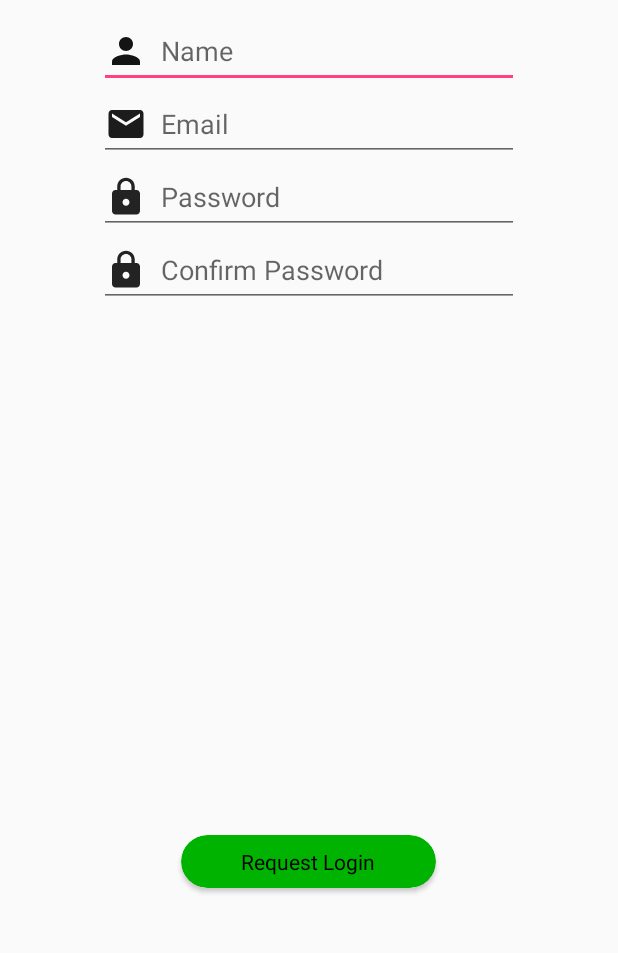
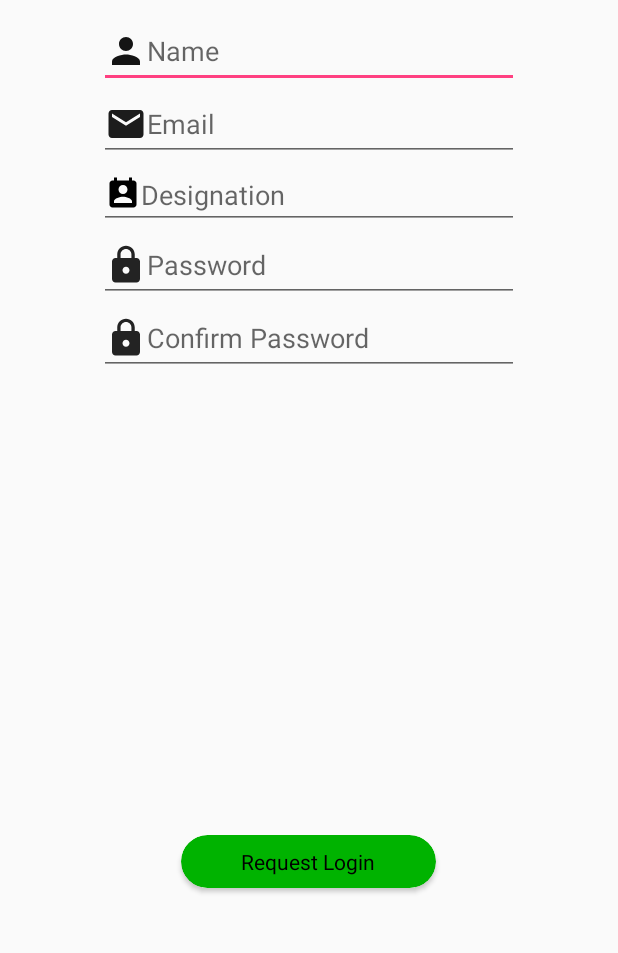
Before and after one commit to prabhatdev/TeamPhi, an Android app: the RegisterActivity screen opened directly, with no data from a screen before it, on a phone screen of 412 x 824 dp, the part 273-1226 px from its top. Run offline under Robolectric (Android 15) with nearby library versions, the phone set to English and light mode, and no system bars; our stand-ins replace Dagger/Hilt's generated code.

Commit message:
Marshmellow issue fixed

```diff
--- a/app/build.gradle
+++ b/app/build.gradle
@@ -19,7 +19,7 @@ android {
     }
     buildTypes {
         release {
-            minifyEnabled false
+            minifyEnabled true
             proguardFiles getDefaultProguardFile('proguard-android.txt'), 'proguard-rules.pro'
         }
     }
@@ -77,5 +77,5 @@ dependencies {
 }
 
 dependencies {
-    implementation 'com.android.support.constraint:constraint-layout:+'
+    implementation 'com.android.support.constraint:constraint-layout:1.1.2'
 }
--- a/app/src/main/java/com/example/prabh/teamphi/dagger/component/ActivityComponent.kt
+++ b/app/src/main/java/com/example/prabh/teamphi/dagger/component/ActivityComponent.kt
@@ -2,7 +2,11 @@ package com.example.prabh.teamphi.dagger.component
 
 import com.example.prabh.teamphi.dagger.module.ActivityModule
 import com.example.prabh.teamphi.dagger.subcomponent.MainActivityComponent
+import com.example.prabh.teamphi.dagger.subcomponent.RegisterActivityComponent
 import com.example.prabh.teamphi.dagger.submodule.MainActivityModule
+import com.example.prabh.teamphi.dagger.submodule.RegisterActivityModule
+import com.example.prabh.teamphi.mvvm.activity.RegisterActivity.RegisterActivity
+import com.example.prabh.teamphi.mvvm.activity.RegisterActivity.RegisterActivityViewModel
 import com.example.prabh.teamphi.mvvm.activity.mainactivity.MainActivityViewModel
 import com.example.prabh.teamphi.mvvm.application.TeamPhiApplication
 import dagger.Component
@@ -15,4 +19,6 @@ interface ActivityComponent{
     fun inject(target:TeamPhiApplication)
 
     fun plusMainActivityComponent(mainActivityModule: MainActivityModule) : MainActivityComponent
+
+    fun plusRegisterActivityComponent(registerActivityModule: RegisterActivityModule) : RegisterActivityComponent
 }
--- a/app/src/main/java/com/example/prabh/teamphi/dagger/module/ActivityModule.kt
+++ b/app/src/main/java/com/example/prabh/teamphi/dagger/module/ActivityModule.kt
@@ -22,4 +22,5 @@ class ActivityModule(private val teamPhiApplication: TeamPhiApplication) {
     @Singleton
     fun provideUtil(context: Context): Utils = Utils.provideUtil(context)
 
+
 }
--- /dev/null
+++ b/app/src/main/java/com/example/prabh/teamphi/dagger/submodule/RegisterActivityModule.kt
@@ -0,0 +1,22 @@
+package com.example.prabh.teamphi.dagger.submodule
+
+import android.arch.lifecycle.ViewModelProviders
+import com.example.prabh.teamphi.dagger.scope.RegisterActivityScope
+import com.example.prabh.teamphi.mvvm.activity.RegisterActivity.RegisterActivityViewModel
+import com.example.prabh.teamphi.mvvm.activity.RegisterActivity.RegisterActivityViewModelFactory
+import com.example.prabh.teamphi.mvvm.application.TeamPhiApplication
+import dagger.Module
+import dagger.Provides
+
+@Module
+class RegisterActivityModule
+{
+    @Provides
+    @RegisterActivityScope
+    fun provideRegisterActivityViewModelFactory(): RegisterActivityViewModelFactory = RegisterActivityViewModelFactory()
+
+    @Provides
+    @RegisterActivityScope
+    fun provideRegisterActivityViewModel(application: TeamPhiApplication,registerActivityViewModelFactory: RegisterActivityViewModelFactory): RegisterActivityViewModel=
+            ViewModelProviders.of(application,registerActivityViewModelFactory).get(RegisterActivityViewModel::class.java)
+}
--- a/app/src/main/java/com/example/prabh/teamphi/mvvm/activity/mainactivity/MainActivity.kt
+++ b/app/src/main/java/com/example/prabh/teamphi/mvvm/activity/mainactivity/MainActivity.kt
@@ -7,6 +7,7 @@ import android.util.Log
 import android.widget.Toast
 import com.example.prabh.teamphi.R
 import com.example.prabh.teamphi.mvvm.activity.Bills.BillActivity
+import com.example.prabh.teamphi.mvvm.activity.RegisterActivity.RegisterActivity
 import com.example.prabh.teamphi.mvvm.application.TeamPhiApplication
 import com.example.prabh.teamphi.retrofit.model.LoginResult
 import com.example.prabh.teamphi.utility.Response
@@ -24,6 +25,10 @@ class MainActivity : TeamPhiApplication() {
         super.onCreate(savedInstanceState)
         setContentView(R.layout.activity_main)
         mainActivityComponent.inject(this)
+        register.setOnClickListener{
+            val intent = Intent(this,RegisterActivity::class.java)
+            startActivity(intent)
+        }
         login.setOnClickListener{
             initialise()
         }
--- a/app/src/main/java/com/example/prabh/teamphi/mvvm/activity/mainactivity/MainActivityViewModel.kt
+++ b/app/src/main/java/com/example/prabh/teamphi/mvvm/activity/mainactivity/MainActivityViewModel.kt
@@ -30,4 +30,9 @@ class MainActivityViewModel : ViewModel()
                         { throwable:Throwable -> response.value = Response.error(ApiType.LOGIN_USER,throwable) }
                 ))
     }
+
+    override fun onCleared() {
+        super.onCleared()
+        compositeDisposable.clear()
+    }
 }
--- a/app/src/main/java/com/example/prabh/teamphi/mvvm/application/TeamPhiApplication.kt
+++ b/app/src/main/java/com/example/prabh/teamphi/mvvm/application/TeamPhiApplication.kt
@@ -7,7 +7,9 @@ import com.example.prabh.teamphi.dagger.component.ActivityComponent
 import com.example.prabh.teamphi.dagger.component.DaggerActivityComponent
 import com.example.prabh.teamphi.dagger.module.ActivityModule
 import com.example.prabh.teamphi.dagger.subcomponent.MainActivityComponent
+import com.example.prabh.teamphi.dagger.subcomponent.RegisterActivityComponent
 import com.example.prabh.teamphi.dagger.submodule.MainActivityModule
+import com.example.prabh.teamphi.dagger.submodule.RegisterActivityModule
 
 abstract class TeamPhiApplication : AppCompatActivity() {
 
@@ -23,12 +25,12 @@ abstract class TeamPhiApplication : AppCompatActivity() {
         activityComponent.plusMainActivityComponent(MainActivityModule())
     }
 
+    val registerActivityComponent:RegisterActivityComponent by lazy {
+        activityComponent.plusRegisterActivityComponent(RegisterActivityModule())
+    }
+
     override fun onCreate(savedInstanceState: Bundle?) {
         super.onCreate(savedInstanceState)
-
-
-
-
         AppCompatDelegate.setCompatVectorFromResourcesEnabled(true)
         activityComponent.inject(this)
     }
--- a/app/src/main/java/com/example/prabh/teamphi/retrofit/handler/ApiInterface.kt
+++ b/app/src/main/java/com/example/prabh/teamphi/retrofit/handler/ApiInterface.kt
@@ -2,6 +2,7 @@ package com.example.prabh.teamphi.retrofit.handler
 
 import android.support.annotation.Keep
 import com.example.prabh.teamphi.retrofit.model.LoginResult
+import com.example.prabh.teamphi.retrofit.model.RegisterUser
 import io.reactivex.Observable
 import retrofit2.Retrofit
 import retrofit2.adapter.rxjava2.RxJava2CallAdapterFactory
@@ -19,4 +20,7 @@ interface ApiInterface {
     @POST("api/Users/Login")
     fun loginUser(@Field("Username") userName : String,@Field("Password") password : String) : Observable<LoginResult>
 
+    @FormUrlEncoded
+    @POST("api/Users/RegisterUser")
+    fun registerUser(@Field("Username") userName:String,@Field("Name") name:String,@Field("Designation") designation:String,@Field("Password") password: String) : Observable<RegisterUser>
 }
--- a/app/src/main/java/com/example/prabh/teamphi/utility/ApiType.kt
+++ b/app/src/main/java/com/example/prabh/teamphi/utility/ApiType.kt
@@ -1,5 +1,6 @@
 package com.example.prabh.teamphi.utility
 
 enum class ApiType{
-    LOGIN_USER
+    LOGIN_USER,
+    REGISTER_USER
 }
--- /dev/null
+++ b/app/src/main/res/drawable/designation.xml
@@ -0,0 +1,9 @@
+<vector xmlns:android="http://schemas.android.com/apk/res/android"
+        android:width="24dp"
+        android:height="24dp"
+        android:viewportWidth="24.0"
+        android:viewportHeight="24.0">
+    <path
+        android:fillColor="#FF000000"
+        android:pathData="M19,3h-1L18,1h-2v2L8,3L8,1L6,1v2L5,3c-1.11,0 -2,0.9 -2,2v14c0,1.1 0.89,2 2,2h14c1.1,0 2,-0.9 2,-2L21,5c0,-1.1 -0.9,-2 -2,-2zM12,6c1.66,0 3,1.34 3,3s-1.34,3 -3,3 -3,-1.34 -3,-3 1.34,-3 3,-3zM18,18L6,18v-1c0,-2 4,-3.1 6,-3.1s6,1.1 6,3.1v1z"/>
+</vector>
--- a/app/src/main/res/layout/activity_register.xml
+++ b/app/src/main/res/layout/activity_register.xml
@@ -16,59 +16,69 @@
         app:srcCompat="@drawable/logo1" />
 
     <EditText
-        android:id="@+id/editText3"
+        android:id="@+id/name"
         android:layout_width="280dp"
         android:layout_height="wrap_content"
-        android:layout_alignStart="@+id/editText4"
+        android:layout_alignStart="@+id/email"
         android:layout_below="@+id/imageView3"
         android:layout_marginTop="10dp"
-
         android:drawableLeft="@drawable/name"
-        android:hint="  Name"
+        android:hint="Name"
         android:inputType="textPersonName" />
 
     <EditText
-        android:id="@+id/editText4"
+        android:id="@+id/email"
         android:layout_width="280dp"
         android:layout_height="wrap_content"
-        android:layout_below="@+id/editText3"
+        android:layout_below="@+id/name"
         android:layout_centerHorizontal="true"
         android:drawableLeft="@drawable/email"
         android:ems="10"
-        android:hint="  Email"
+        android:hint="Email"
         android:inputType="textEmailAddress" />
 
     <EditText
-        android:id="@+id/editText6"
+        android:id="@+id/designation"
         android:layout_width="280dp"
         android:layout_height="wrap_content"
-        android:layout_alignStart="@+id/editText4"
-        android:layout_below="@+id/editText4"
+        android:layout_below="@+id/email"
+        android:layout_centerHorizontal="true"
+        android:drawableLeft="@drawable/designation"
+        android:ems="10"
+        android:hint="Designation"
+        android:inputType="textEmailAddress" />
+
+    <EditText
+        android:id="@+id/register_password"
+        android:layout_width="280dp"
+        android:layout_height="wrap_content"
+        android:layout_alignStart="@+id/email"
+        android:layout_below="@+id/designation"
         android:drawableLeft="@drawable/lock"
         android:ems="10"
-        android:hint="  Password"
+        android:hint="Password"
         android:inputType="textPassword"
         android:text="" />
 
     <EditText
-        android:id="@+id/editText7"
+        android:id="@+id/confirm_password"
         android:layout_width="280dp"
         android:layout_height="wrap_content"
-        android:layout_alignStart="@+id/editText6"
-        android:layout_below="@+id/editText6"
+        android:layout_centerHorizontal="true"
+        android:layout_below="@+id/register_password"
         android:drawableLeft="@drawable/lock"
         android:ems="10"
-        android:hint="  Confirm Password"
+        android:hint="Confirm Password"
         android:inputType="textPassword" />
 
     <android.support.v7.widget.CardView
-        android:id="@+id/cardView3"
+        android:id="@+id/request_login"
         android:layout_width="170dp"
         android:layout_height="35dp"
         android:layout_alignParentBottom="true"
-        android:layout_marginTop="30dp"
         android:layout_centerHorizontal="true"
         android:layout_marginBottom="50dp"
+        android:layout_marginTop="30dp"
         app:cardBackgroundColor="#00b300"
         app:cardCornerRadius="18dp">
 
```
Also changed, not shown: app/src/main/java/com/example/prabh/teamphi/dagger/scope/RegisterActivityScope.kt (added, +7 -0 lines), app/src/main/java/com/example/prabh/teamphi/dagger/subcomponent/RegisterActivityComponent.kt (added, +15 -0 lines), app/src/main/java/com/example/prabh/teamphi/mvvm/activity/RegisterActivity/RegisterActivity.kt (+66 -0 lines), app/src/main/java/com/example/prabh/teamphi/mvvm/activity/RegisterActivity/RegisterActivityViewModel.kt (added, +39 -0 lines), app/src/main/java/com/example/prabh/teamphi/mvvm/activity/RegisterActivity/RegisterActivityViewModelFactory.kt (added, +13 -0 lines), app/src/main/res/layout/activity_main.xml (+9 -14 lines), app/src/main/res/drawable/logo1.jpg (renamed from app/src/main/res/drawable-v24/logo1.jpg).
